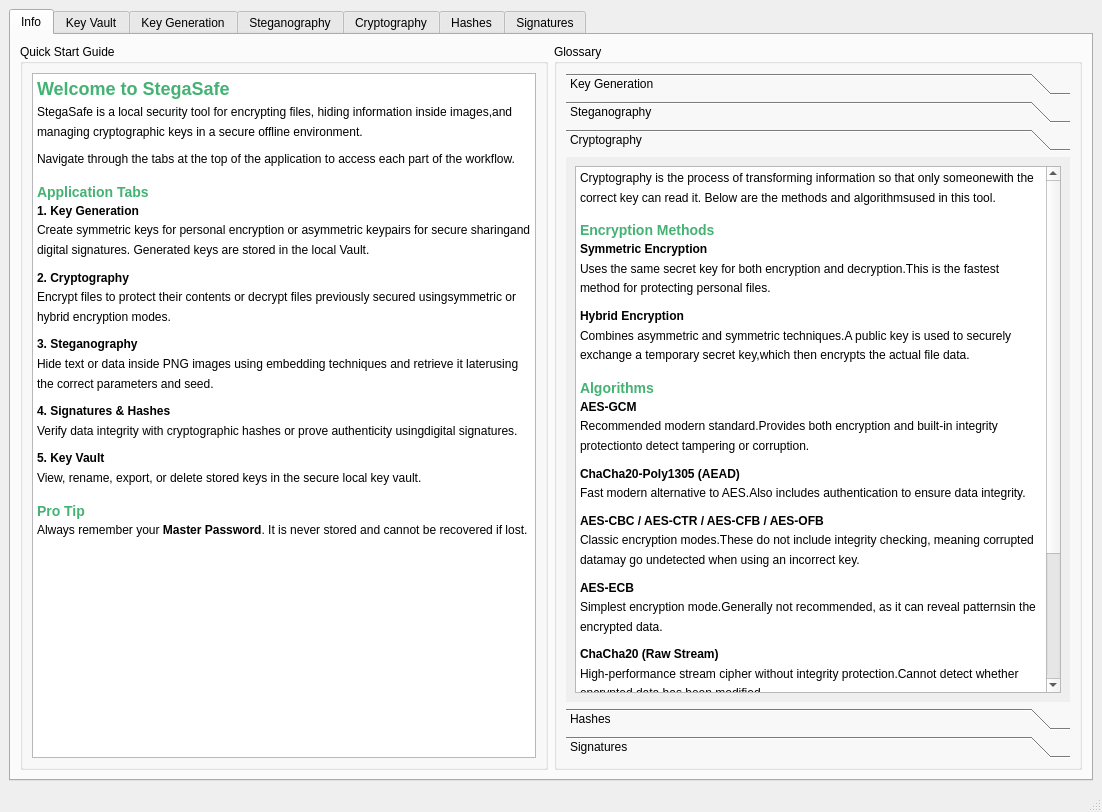
Before: the Qt Designer form src/stegasafe/gui/main_window.ui in RaveNcLawNN/StegaSafe, drawn with Qt 5.
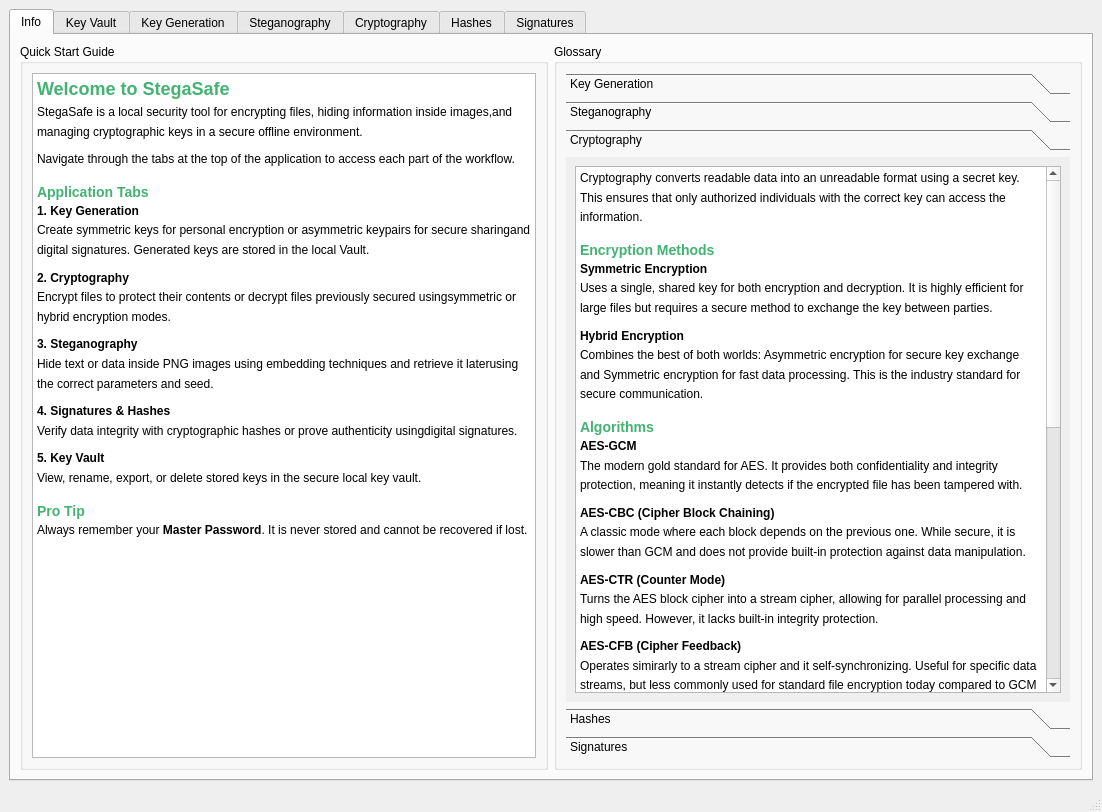
After: the same form once the commit is applied. The open tabs and pages were chosen to show the change.

What changed in the file:
```diff
--- a/src/stegasafe/gui/main_window.ui
+++ b/src/stegasafe/gui/main_window.ui
@@ -150,6 +150,14 @@
               </layout>
              </widget>
              <widget class="QWidget" name="tbpCrypto">
+              <property name="geometry">
+               <rect>
+                <x>0</x>
+                <y>0</y>
+                <width>98</width>
+                <height>89</height>
+               </rect>
+              </property>
               <attribute name="label">
                <string>Cryptography</string>
               </attribute>
@@ -164,19 +172,22 @@
 li.unchecked::marker { content: &quot;\2610&quot;; }
 li.checked::marker { content: &quot;\2612&quot;; }
 &lt;/style&gt;&lt;/head&gt;&lt;body style=&quot; font-family:'Segoe UI'; font-size:9pt; font-weight:400; font-style:normal;&quot;&gt;
-&lt;p style=&quot; margin-top:0px; margin-bottom:8px; margin-left:0px; margin-right:0px; -qt-block-indent:0; text-indent:0px; line-height:140%;&quot;&gt;Cryptography is the process of transforming information so that only someonewith the correct key can read it. Below are the methods and algorithmsused in this tool.&lt;/p&gt;
+&lt;p style=&quot; margin-top:0px; margin-bottom:8px; margin-left:0px; margin-right:0px; -qt-block-indent:0; text-indent:0px; line-height:140%;&quot;&gt;Cryptography converts readable data into an unreadable format using a secret key. This ensures that only authorized individuals with the correct key can access the information.&lt;/p&gt;
 &lt;h3 style=&quot; margin-top:12px; margin-bottom:4px; margin-left:0px; margin-right:0px; -qt-block-indent:0; text-indent:0px;&quot;&gt;&lt;span style=&quot; font-size:11pt; font-weight:700; color:#43b273; text-transform:uppercase;&quot;&gt;Encryption Methods&lt;/span&gt;&lt;/h3&gt;
-&lt;p style=&quot; margin-top:0px; margin-bottom:8px; margin-left:0px; margin-right:0px; -qt-block-indent:0; text-indent:0px; line-height:140%;&quot;&gt;&lt;span style=&quot; font-weight:700;&quot;&gt;Symmetric Encryption&lt;/span&gt;&lt;br /&gt;Uses the same secret key for both encryption and decryption.This is the fastest method for protecting personal files.&lt;/p&gt;
-&lt;p style=&quot; margin-top:0px; margin-bottom:8px; margin-left:0px; margin-right:0px; -qt-block-indent:0; text-indent:0px; line-height:140%;&quot;&gt;&lt;span style=&quot; font-weight:700;&quot;&gt;Hybrid Encryption&lt;/span&gt;&lt;br /&gt;Combines asymmetric and symmetric techniques.A public key is used to securely exchange a temporary secret key,which then encrypts the actual file data.&lt;/p&gt;
+&lt;p style=&quot; margin-top:0px; margin-bottom:8px; margin-left:0px; margin-right:0px; -qt-block-indent:0; text-indent:0px; line-height:140%;&quot;&gt;&lt;span style=&quot; font-weight:700;&quot;&gt;Symmetric Encryption&lt;/span&gt;&lt;br /&gt;Uses a single, shared key for both encryption and decryption. It is highly efficient for large files but requires a secure method to exchange the key between parties.&lt;/p&gt;
+&lt;p style=&quot; margin-top:0px; margin-bottom:8px; margin-left:0px; margin-right:0px; -qt-block-indent:0; text-indent:0px; line-height:140%;&quot;&gt;&lt;span style=&quot; font-weight:700;&quot;&gt;Hybrid Encryption&lt;/span&gt;&lt;br /&gt;Combines the best of both worlds: Asymmetric encryption for secure key exchange and Symmetric encryption for fast data processing. This is the industry standard for secure communication.&lt;/p&gt;
 &lt;h3 style=&quot; margin-top:12px; margin-bottom:4px; margin-left:0px; margin-right:0px; -qt-block-indent:0; text-indent:0px;&quot;&gt;&lt;span style=&quot; font-size:11pt; font-weight:700; color:#43b273; text-transform:uppercase;&quot;&gt;Algorithms&lt;/span&gt;&lt;/h3&gt;
-&lt;p style=&quot; margin-top:0px; margin-bottom:8px; margin-left:0px; margin-right:0px; -qt-block-indent:0; text-indent:0px; line-height:140%;&quot;&gt;&lt;span style=&quot; font-weight:700;&quot;&gt;AES-GCM&lt;/span&gt;&lt;br /&gt;Recommended modern standard.Provides both encryption and built-in integrity protectionto detect tampering or corruption.&lt;/p&gt;
-&lt;p style=&quot; margin-top:0px; margin-bottom:8px; margin-left:0px; margin-right:0px; -qt-block-indent:0; text-indent:0px; line-height:140%;&quot;&gt;&lt;span style=&quot; font-weight:700;&quot;&gt;ChaCha20-Poly1305 (AEAD)&lt;/span&gt;&lt;br /&gt;Fast modern alternative to AES.Also includes authentication to ensure data integrity.&lt;/p&gt;
-&lt;p style=&quot; margin-top:0px; margin-bottom:8px; margin-left:0px; margin-right:0px; -qt-block-indent:0; text-indent:0px; line-height:140%;&quot;&gt;&lt;span style=&quot; font-weight:700;&quot;&gt;AES-CBC / AES-CTR / AES-CFB / AES-OFB&lt;/span&gt;&lt;br /&gt;Classic encryption modes.These do not include integrity checking, meaning corrupted datamay go undetected when using an incorrect key.&lt;/p&gt;
-&lt;p style=&quot; margin-top:0px; margin-bottom:8px; margin-left:0px; margin-right:0px; -qt-block-indent:0; text-indent:0px; line-height:140%;&quot;&gt;&lt;span style=&quot; font-weight:700;&quot;&gt;AES-ECB&lt;/span&gt;&lt;br /&gt;Simplest encryption mode.Generally not recommended, as it can reveal patternsin the encrypted data.&lt;/p&gt;
-&lt;p style=&quot; margin-top:0px; margin-bottom:8px; margin-left:0px; margin-right:0px; -qt-block-indent:0; text-indent:0px; line-height:140%;&quot;&gt;&lt;span style=&quot; font-weight:700;&quot;&gt;ChaCha20 (Raw Stream)&lt;/span&gt;&lt;br /&gt;High-performance stream cipher without integrity protection.Cannot detect whether encrypted data has been modified.&lt;/p&gt;
+&lt;p style=&quot; margin-top:0px; margin-bottom:8px; margin-left:0px; margin-right:0px; -qt-block-indent:0; text-indent:0px; line-height:140%;&quot;&gt;&lt;span style=&quot; font-weight:700;&quot;&gt;AES-GCM&lt;/span&gt;&lt;br /&gt;The modern gold standard for AES. It provides both confidentiality and integrity protection, meaning it instantly detects if the encrypted file has been tampered with.&lt;/p&gt;
+&lt;p style=&quot; margin-top:0px; margin-bottom:8px; margin-left:0px; margin-right:0px; -qt-block-indent:0; text-indent:0px; line-height:140%;&quot;&gt;&lt;span style=&quot; font-weight:700;&quot;&gt;AES-CBC (Cipher Block Chaining)&lt;/span&gt;&lt;br /&gt;A classic mode where each block depends on the previous one. While secure, it is slower than GCM and does not provide built-in protection against data manipulation.&lt;/p&gt;
+&lt;p style=&quot; margin-top:0px; margin-bottom:8px; margin-left:0px; margin-right:0px; -qt-block-indent:0; text-indent:0px; line-height:140%;&quot;&gt;&lt;span style=&quot; font-weight:700;&quot;&gt;AES-CTR (Counter Mode)&lt;/span&gt;&lt;br /&gt;Turns the AES block cipher into a stream cipher, allowing for parallel processing and high speed. However, it lacks built-in integrity protection.&lt;/p&gt;
+&lt;p style=&quot; margin-top:0px; margin-bottom:8px; margin-left:0px; margin-right:0px; -qt-block-indent:0; text-indent:0px; line-height:140%;&quot;&gt;&lt;span style=&quot; font-weight:700;&quot;&gt;AES-CFB (Cipher Feedback)&lt;/span&gt;&lt;br /&gt;Operates simirarly to a stream cipher and it self-synchronizing. Useful for specific data streams, but less commonly used for standard file encryption today compared to GCM or CBC.&lt;/p&gt;
+&lt;p style=&quot; margin-top:0px; margin-bottom:8px; margin-left:0px; margin-right:0px; -qt-block-indent:0; text-indent:0px; line-height:140%;&quot;&gt;&lt;span style=&quot; font-weight:700;&quot;&gt;AES-OFB (Output Feedback)&lt;/span&gt;&lt;br /&gt;Generates a keystream independent of the plaintext. It is robust against transmission errors but, like other raw encryption modes, vulnerable to undetected data manipulation.&lt;/p&gt;
+&lt;p style=&quot; margin-top:0px; margin-bottom:8px; margin-left:0px; margin-right:0px; -qt-block-indent:0; text-indent:0px; line-height:140%;&quot;&gt;&lt;span style=&quot; font-weight:700;&quot;&gt;AES-ECB&lt;/span&gt;&lt;br /&gt;The simplest and least secure mode. Identical data blocks produce identical ciphertext, leaving patterns visible in the encrypted data.&lt;/p&gt;
+&lt;p style=&quot; margin-top:0px; margin-bottom:8px; margin-left:0px; margin-right:0px; -qt-block-indent:0; text-indent:0px; line-height:140%;&quot;&gt;&lt;span style=&quot; font-weight:700;&quot;&gt;ChaCha20-Poly1305&lt;/span&gt;&lt;br /&gt;A modern, extremely fast algorithm with built-in tamper protection (AEAD). It is particurarly efficient on systems without dedicated hardware acceleration (e.g., mobile devices).&lt;/p&gt;
+&lt;p style=&quot; margin-top:0px; margin-bottom:8px; margin-left:0px; margin-right:0px; -qt-block-indent:0; text-indent:0px; line-height:140%;&quot;&gt;&lt;span style=&quot; font-weight:700;&quot;&gt;ChaCha20 (Raw Stream)&lt;/span&gt;&lt;br /&gt;The raw stream cipher variant without the Poly1305 integrity check. While very fast, it offers no protection against manipulation - an attacker could alter data without detection.&lt;/p&gt;
 &lt;h3 style=&quot; margin-top:12px; margin-bottom:4px; margin-left:0px; margin-right:0px; -qt-block-indent:0; text-indent:0px;&quot;&gt;&lt;span style=&quot; font-size:11pt; font-weight:700; color:#43b273; text-transform:uppercase;&quot;&gt;Keys&lt;/span&gt;&lt;/h3&gt;
-&lt;p style=&quot; margin-top:0px; margin-bottom:8px; margin-left:0px; margin-right:0px; -qt-block-indent:0; text-indent:0px; line-height:140%;&quot;&gt;&lt;span style=&quot; font-weight:700;&quot;&gt;Symmetric Key&lt;/span&gt;&lt;br /&gt;A single secret key used for both encryption and decryption.It must be kept confidential at all times.&lt;/p&gt;
-&lt;p style=&quot; margin-top:0px; margin-bottom:8px; margin-left:0px; margin-right:0px; -qt-block-indent:0; text-indent:0px; line-height:140%;&quot;&gt;&lt;span style=&quot; font-weight:700;&quot;&gt;Asymmetric Keypair (Public &amp;amp; Private)&lt;/span&gt;&lt;br /&gt;A pair of mathematically linked keys used in RSA or ECC.The public key enables encryption, while the private keyis required to decrypt the data.&lt;/p&gt;&lt;/body&gt;&lt;/html&gt;</string>
+&lt;p style=&quot; margin-top:0px; margin-bottom:8px; margin-left:0px; margin-right:0px; -qt-block-indent:0; text-indent:0px; line-height:140%;&quot;&gt;&lt;span style=&quot; font-weight:700;&quot;&gt;Symmetric Key&lt;/span&gt;&lt;br /&gt;A single code used to both lock (encrypt) and unlock (decrypt) the data. Anyone posessing this key has full access to the file's content.&lt;/p&gt;
+&lt;p style=&quot; margin-top:0px; margin-bottom:8px; margin-left:0px; margin-right:0px; -qt-block-indent:0; text-indent:0px; line-height:140%;&quot;&gt;&lt;span style=&quot; font-weight:700;&quot;&gt;Asymmetric Keypair (Public &amp;amp; Private)&lt;/span&gt;&lt;br /&gt;Consists of two mathematically linked keys: A Public Key for encryption (shareable) and a Private Key for decryption (kept secret). Enables secure data exchange without sharing a password beforehand.&lt;/p&gt;&lt;/body&gt;&lt;/html&gt;</string>
                  </property>
                 </widget>
                </item>
```
Left out of the diff: 92 changed lines with no effect on the pictures.
